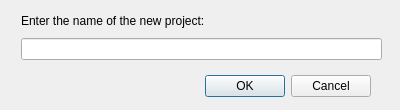
The window that src/newprojectdialog.ui (pyridiss/kourglass) describes before a commit, drawn with Qt 5.
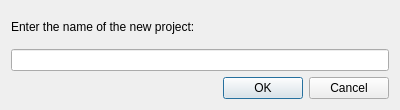
The same window after the commit.

Commit message: NewTaskDialog and NewProjectDialog better designed.

The edit to the form file:
```diff
--- a/src/newprojectdialog.ui
+++ b/src/newprojectdialog.ui
@@ -13,31 +13,8 @@
   <property name="windowTitle">
    <string>Name of the project</string>
   </property>
-  <widget class="QDialogButtonBox" name="buttonBox">
-   <property name="geometry">
-    <rect>
-     <x>30</x>
-     <y>70</y>
-     <width>341</width>
-     <height>32</height>
-    </rect>
-   </property>
-   <property name="orientation">
-    <enum>Qt::Horizontal</enum>
-   </property>
-   <property name="standardButtons">
-    <set>QDialogButtonBox::Cancel|QDialogButtonBox::Ok</set>
-   </property>
-  </widget>
-  <widget class="QWidget" name="verticalLayoutWidget">
-   <property name="geometry">
-    <rect>
-     <x>21</x>
-     <y>9</y>
-     <width>361</width>
-     <height>51</height>
-    </rect>
-   </property>
+  <layout class="QVBoxLayout" name="verticalLayout_2">
+   <item>
    <layout class="QVBoxLayout" name="verticalLayout">
     <item>
      <widget class="QLabel" name="label">
@@ -50,7 +27,18 @@
      <widget class="QLineEdit" name="lineEdit"/>
     </item>
    </layout>
-  </widget>
+   </item>
+   <item>
+    <widget class="QDialogButtonBox" name="buttonBox">
+     <property name="orientation">
+      <enum>Qt::Horizontal</enum>
+     </property>
+     <property name="standardButtons">
+      <set>QDialogButtonBox::Cancel|QDialogButtonBox::Ok</set>
+     </property>
+    </widget>
+   </item>
+  </layout>
  </widget>
  <resources/>
  <connections>
```
Lines whose indentation alone changed are shown as unchanged. The commit also changes 2 other files.
